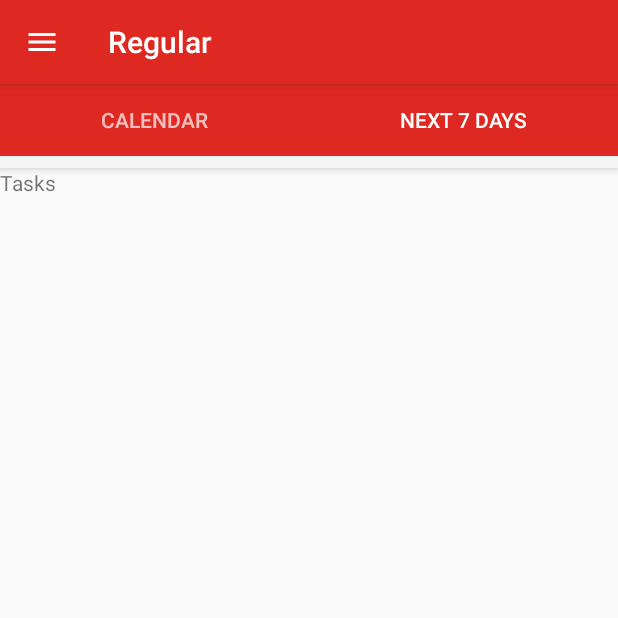
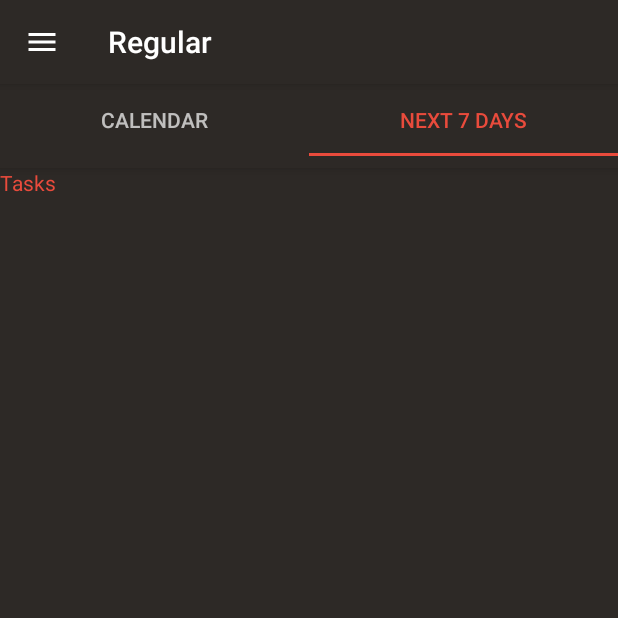
Before and after one commit to malhotra700/Regular, an Android app: the screen it shows after launch once a user with an empty profile is signed in (HomeActivity), tab 2 chosen, on a phone screen of 412 x 824 dp, the top half of it. Run offline under Robolectric (Android 15) with nearby library versions, the phone set to English and light mode, and no system bars; our stand-ins replace Firebase (no records; nobody signed in at launch, a user with empty details on screens opened directly); libraries missing offline, so code that uses them is left out: devs.mulham.horizontalcalendar; 2 statements that could not run were skipped.

Commit message:
themes and add event

```diff
--- a/app/build.gradle
+++ b/app/build.gradle
@@ -27,6 +27,8 @@ dependencies {
     implementation 'com.google.firebase:firebase-auth:16.0.5'
     implementation 'com.google.android.gms:play-services-auth:17.0.0'
 
+    implementation 'devs.mulham.horizontalcalendar:horizontalcalendar:1.3.4'
+
     def nav_version = "2.1.0"
 
     // Java
--- /dev/null
+++ b/app/src/main/java/com/example/regular/CalendarFragment.java
@@ -0,0 +1,171 @@
+package com.example.regular;
+
+import android.app.Dialog;
+import android.app.TimePickerDialog;
+import android.content.Context;
+import android.graphics.Color;
+import android.net.Uri;
+import android.os.Bundle;
+
+import androidx.fragment.app.Fragment;
+
+import android.util.Log;
+import android.view.LayoutInflater;
+import android.view.View;
+import android.view.ViewGroup;
+import android.widget.EditText;
+import android.widget.TimePicker;
+import android.widget.Toast;
+
+import com.google.android.material.floatingactionbutton.FloatingActionButton;
+
+import java.util.ArrayList;
+import java.util.Calendar;
+import java.util.List;
+import java.util.Random;
+
+import devs.mulham.horizontalcalendar.HorizontalCalendar;
+import devs.mulham.horizontalcalendar.model.CalendarEvent;
+import devs.mulham.horizontalcalendar.utils.CalendarEventsPredicate;
+import devs.mulham.horizontalcalendar.utils.HorizontalCalendarListener;
+
+
+/**
+ * A simple {@link Fragment} subclass.
+ * Activities that contain this fragment must implement the
+ * {@link CalendarFragment.OnFragmentInteractionListener} interface
+ * to handle interaction events.
+ * Use the {@link CalendarFragment#newInstance} factory method to
+ * create an instance of this fragment.
+ */
+public class CalendarFragment extends Fragment {
+    // TODO: Rename parameter arguments, choose names that match
+    // the fragment initialization parameters, e.g. ARG_ITEM_NUMBER
+    private static final String ARG_PARAM1 = "param1";
+    private static final String ARG_PARAM2 = "param2";
+
+    // TODO: Rename and change types of parameters
+    private String mParam1;
+    private String mParam2;
+
+    private OnFragmentInteractionListener mListener;
+    HorizontalCalendar horizontalCalendar;
+    Dialog mdialog;
+    FloatingActionButton floatingActionButton;
+    EditText start_time_edittext;
+
+    public CalendarFragment() {
+        // Required empty public constructor
+    }
+
+    /**
+     * Use this factory method to create a new instance of
+     * this fragment using the provided parameters.
+     *
+     * @param param1 Parameter 1.
+     * @param param2 Parameter 2.
+     * @return A new instance of fragment CalendarFragment.
+     */
+    // TODO: Rename and change types and number of parameters
+    public static CalendarFragment newInstance(String param1, String param2) {
+        CalendarFragment fragment = new CalendarFragment();
+        Bundle args = new Bundle();
+        args.putString(ARG_PARAM1, param1);
+        args.putString(ARG_PARAM2, param2);
+        fragment.setArguments(args);
+        return fragment;
+    }
+
+    @Override
+    public void onCreate(Bundle savedInstanceState) {
+        super.onCreate(savedInstanceState);
+        if (getArguments() != null) {
+            mParam1 = getArguments().getString(ARG_PARAM1);
+            mParam2 = getArguments().getString(ARG_PARAM2);
+        }
+    }
+
+    @Override
+    public View onCreateView(LayoutInflater inflater, ViewGroup container,
+                             Bundle savedInstanceState) {
+        // Inflate the layout for this fragment
+        View view= inflater.inflate(R.layout.fragment_calendar, container, false);
+
+        floatingActionButton=view.findViewById(R.id.fab_add);
+        floatingActionButton.setOnClickListener(new View.OnClickListener(){
+            @Override
+            public void onClick (View view){
+                mdialog.show();
+            }
+        });
+
+
+        mdialog = new Dialog(getActivity());
+        mdialog.setContentView(R.layout.popup_add);
+        mdialog.getWindow().getDecorView().setBackgroundResource(android.R.color.transparent);
+        mdialog.getWindow().setLayout(ViewGroup.LayoutParams.MATCH_PARENT, ViewGroup.LayoutParams.MATCH_PARENT);
+
+        Calendar startDate = Calendar.getInstance();
+        startDate.add(Calendar.MONTH, 0);
+
+        /* ends after 1 month from now */
+        Calendar endDate = Calendar.getInstance();
+        endDate.add(Calendar.MONTH, 12);
+        horizontalCalendar = new HorizontalCalendar.Builder(view, R.id.calendarView)
+                .range(startDate, endDate)
+                .datesNumberOnScreen(5)
+                .addEvents(new CalendarEventsPredicate() {
+                    @Override
+                    public List<CalendarEvent> events(Calendar date) {
+                        List<CalendarEvent> events = new ArrayList<>();
+                        events.add(new CalendarEvent(Color.rgb(10, 100, 50), "event X"));
+                        return events;
+                    }
+                })
+                .build();
+        horizontalCalendar.setCalendarListener(new HorizontalCalendarListener() {
+            @Override
+            public void onDateSelected(Calendar date, int position) {
+                Log.i("Info",date.toString());
+                Toast.makeText(getContext(),Integer.toString(date.get(Calendar.DAY_OF_MONTH))
+                        +" "+Integer.toString(date.get(Calendar.MONTH)+1)+" "+
+                        Integer.toString(date.get(Calendar.YEAR)),Toast.LENGTH_LONG).show();
+            }
+        });
+        return view;
+    }
+
+    // TODO: Rename method, update argument and hook method into UI event
+    public void onButtonPressed(Uri uri) {
+        if (mListener != null) {
+            mListener.onFragmentInteraction(uri);
+        }
+    }
+
+    @Override
+    public void onAttach(Context context) {
+        super.onAttach(context);
+
+    }
+
+    @Override
+    public void onDetach() {
+        super.onDetach();
+        mListener = null;
+    }
+
+    /**
+     * This interface must be implemented by activities that contain this
+     * fragment to allow an interaction in this fragment to be communicated
+     * to the activity and potentially other fragments contained in that
+     * activity.
+     * <p>
+     * See the Android Training lesson <a href=
+     * "http://developer.android.com/training/basics/fragments/communicating.html"
+     * >Communicating with Other Fragments</a> for more information.
+     */
+    public interface OnFragmentInteractionListener {
+        // TODO: Update argument type and name
+        void onFragmentInteraction(Uri uri);
+    }
+}
--- a/app/src/main/java/com/example/regular/EventsFragment.java
+++ b/app/src/main/java/com/example/regular/EventsFragment.java
@@ -86,7 +86,7 @@ public class EventsFragment extends Fragment {
 
 
         Adapter adapter = new Adapter(getChildFragmentManager());
-        adapter.addFragment(new TasksFragment(), "Calendar");
+        adapter.addFragment(new CalendarFragment(), "Calendar");
         adapter.addFragment(new TasksFragment(), "Next 7 Days");
         viewPager.setAdapter(adapter);
 
--- a/app/src/main/res/layout/activity_home.xml
+++ b/app/src/main/res/layout/activity_home.xml
@@ -14,13 +14,15 @@
         <com.google.android.material.appbar.AppBarLayout
             android:layout_width="match_parent"
             android:layout_height="wrap_content"
-            android:theme="@style/AppTheme.AppBarOverlay">
+            android:background="@color/black">
 
             <androidx.appcompat.widget.Toolbar
                 android:id="@+id/toolbar"
                 android:layout_width="match_parent"
                 android:layout_height="?attr/actionBarSize"
-                app:popupTheme="@style/AppTheme.PopupOverlay" />
+                android:background="@color/black"
+                app:titleTextColor="@color/white"
+                android:backgroundTint="@color/black"/>
         </com.google.android.material.appbar.AppBarLayout>
         <FrameLayout
             android:layout_width="match_parent"
@@ -38,9 +40,10 @@
         android:layout_height="match_parent"
         android:id="@+id/navigationView"
         android:layout_gravity="start"
-        app:background="@color/white"
-        app:itemTextColor="@color/colorBackground"
-        app:itemIconTint="@color/colorBackground"
+        app:background="@color/black"
+        android:backgroundTint="@color/black"
+        app:itemTextColor="@color/cherry_tomato"
+        app:itemIconTint="@color/cherry_tomato"
         app:menu="@menu/drawermenu"
 
 
--- a/app/src/main/res/layout/activity_main.xml
+++ b/app/src/main/res/layout/activity_main.xml
@@ -4,12 +4,14 @@
     xmlns:tools="http://schemas.android.com/tools"
     android:layout_width="match_parent"
     android:layout_height="match_parent"
-    tools:context=".MainActivity">
+    tools:context=".MainActivity"
+    android:background="@color/black">
 
     <TextView
         android:layout_width="wrap_content"
         android:layout_height="wrap_content"
         android:text="REGULAR"
+        android:textColor="@color/cherry_tomato"
         android:textSize="40sp"
         app:layout_constraintBottom_toBottomOf="parent"
         app:layout_constraintLeft_toLeftOf="parent"
--- a/app/src/main/res/layout/fragment_events.xml
+++ b/app/src/main/res/layout/fragment_events.xml
@@ -13,8 +13,7 @@
         <com.google.android.material.appbar.AppBarLayout
             android:layout_width="match_parent"
             android:layout_height="wrap_content"
-            android:id="@+id/app_bar"
-            android:theme="@style/AppTheme.AppBarOverlay">
+            android:id="@+id/app_bar">
 
 
             <com.google.android.material.tabs.TabLayout
@@ -22,7 +21,9 @@
                 android:layout_height="wrap_content"
                 android:id="@+id/tab_layout"
                 android:minHeight="?attr/actionBarSize"
-                android:background="?attr/colorPrimary"
+                android:background="@color/black"
+                app:tabIndicatorColor="@color/cherry_tomato"
+                app:tabSelectedTextColor="@color/cherry_tomato"
                 android:theme="@style/ThemeOverlay.AppCompat.Dark.ActionBar"
                 android:layout_below="@id/app_bar" >
 
@@ -35,6 +36,7 @@
             android:layout_width="match_parent"
             android:layout_height="match_parent"
             android:id="@+id/pager"
+            android:background="@color/black"
             android:layout_below="@id/app_bar"
             ></androidx.viewpager.widget.ViewPager>
 
--- a/app/src/main/res/layout/fragment_tasks.xml
+++ b/app/src/main/res/layout/fragment_tasks.xml
@@ -9,6 +9,7 @@
     <TextView
         android:layout_width="match_parent"
         android:layout_height="match_parent"
-        android:text="Tasks" />
+        android:text="Tasks"
+        android:textColor="@color/cherry_tomato"/>
 
 </FrameLayout>
--- a/app/src/main/res/values/colors.xml
+++ b/app/src/main/res/values/colors.xml
@@ -8,5 +8,7 @@
     <color name="colorBackground2">#f8d4d2</color>
     <color name="colorBackground3">#9c1c17</color>
     <color name="white">#FFFFFF</color>
+    <color name="black">#2D2926</color>
+    <color name="cherry_tomato">#E94B3C</color>
     <color name="grey">#a6a6a6</color>
 </resources>
--- a/app/src/main/res/values/styles.xml
+++ b/app/src/main/res/values/styles.xml
@@ -11,4 +11,8 @@
         <item name="android:background">#DE2922</item>
     </style>
     <style name="AppTheme.PopupOverlay" parent="ThemeOverlay.AppCompat.Light" />
+    <style name="TimePickerTheme" parent="Theme.AppCompat.Light.Dialog">
+        <item name="colorAccent">@color/cherry_tomato</item>
+        <item name="android:textColorPrimary">@color/cherry_tomato</item>
+    </style>
 </resources>
```
Also changed, not shown: app/src/main/res/drawable/ic_add.xml (added, +9 -0 lines), app/src/main/res/layout/activity_sign_in.xml (+6 -1 lines), app/src/main/res/layout/fragment_calendar.xml (added, +34 -0 lines), app/src/main/res/layout/header.xml (+5 -4 lines), app/src/main/res/layout/popup_add.xml (added, +120 -0 lines).
